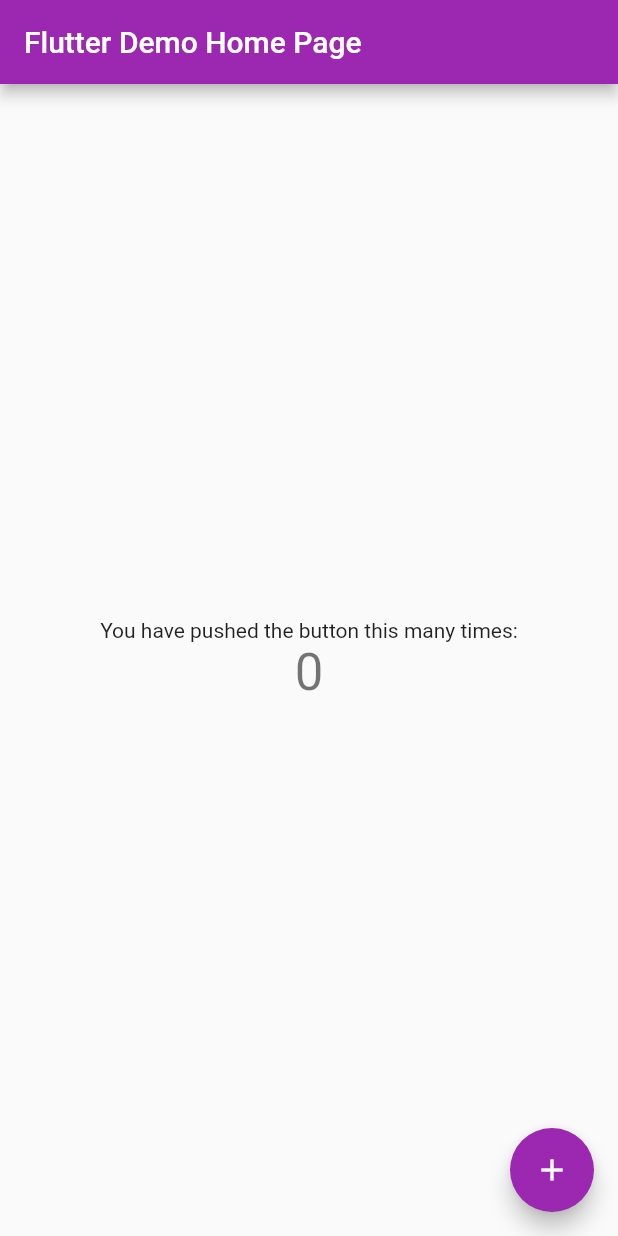
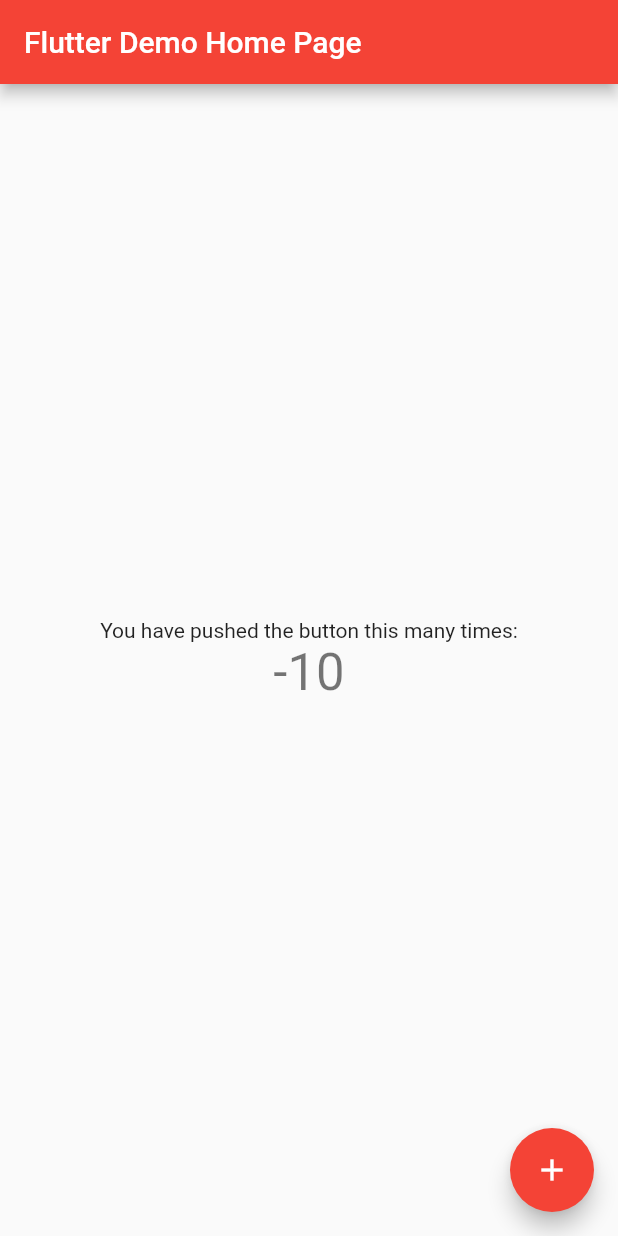
Before and after one commit to Lima-Tembe/newapp, a Flutter app: the screen it shows after launch, on a phone screen of 412 x 824 dp. Run offline on Flutter 3.47's test engine with Material 2 defaults, Android fonts, the phone set to English and light mode, and no system bars.

Commit message:
changed color to red, looks awesome like this!

```diff
--- a/lib/main.dart
+++ b/lib/main.dart
@@ -20,7 +20,7 @@ class MyApp extends StatelessWidget {
         // or simply save your changes to "hot reload" in a Flutter IDE).
         // Notice that the counter didn't reset back to zero; the application
         // is not restarted.
-        primarySwatch: Colors.purple,
+        primarySwatch: Colors.red,
         // This makes the visual density adapt to the platform that you run
         // the app on. For desktop platforms, the controls will be smaller and
         // closer together (more dense) than on mobile platforms.
@@ -50,7 +50,7 @@ class MyHomePage extends StatefulWidget {
 }
 
 class _MyHomePageState extends State<MyHomePage> {
-  int _counter = 0;
+  int _counter = -10;
 
   void _incrementCounter() {
     setState(() {
```
